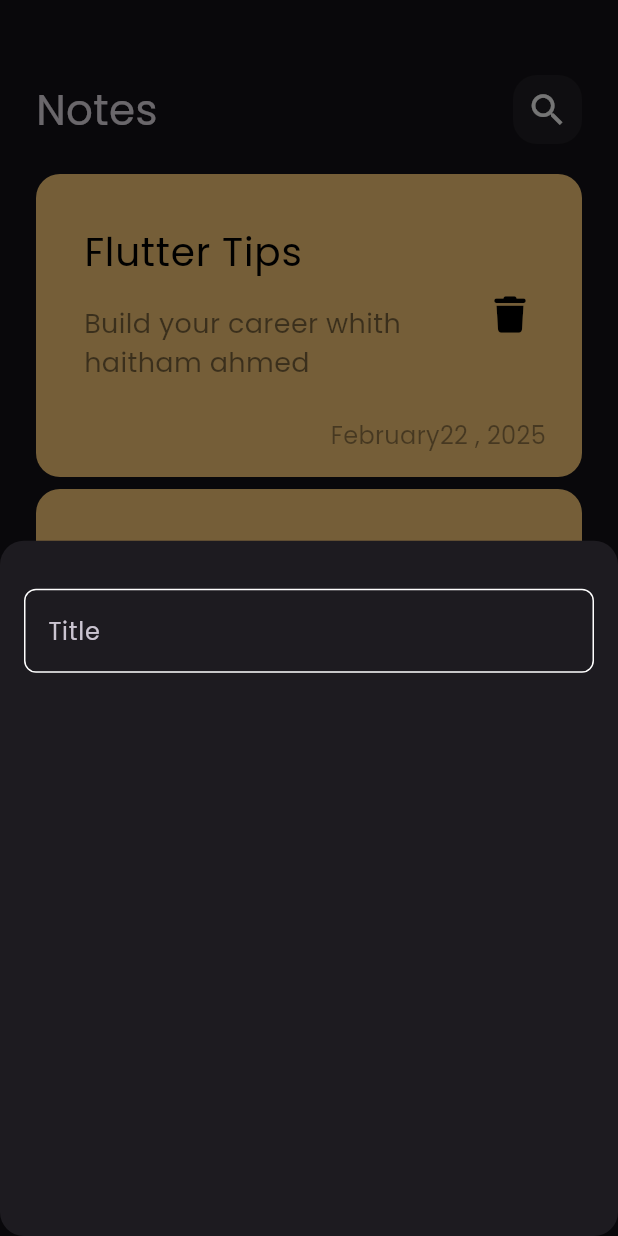
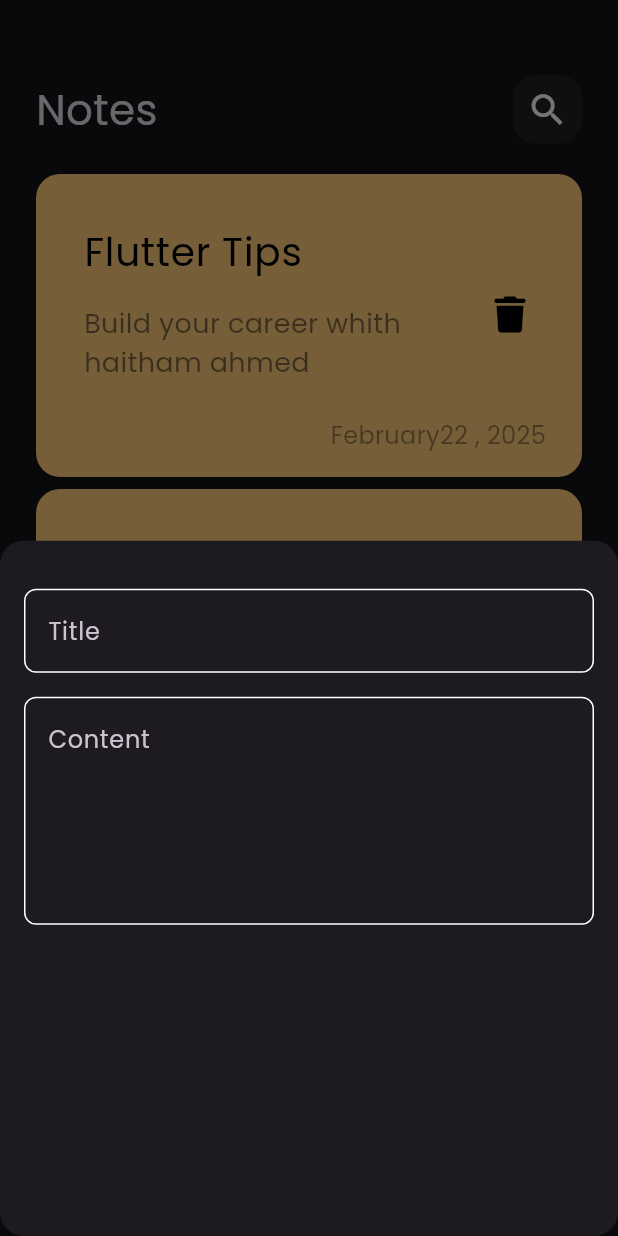
Before and after one commit to Haitham-Ahmed/notes_app, a Flutter app: the screen it shows after launch, after a tap on the "add" icon, on a phone screen of 412 x 824 dp. Run offline on Flutter 3.47's test engine with Material 3 defaults, Android fonts, the phone set to English and light mode, and no system bars; our stand-ins replace font_awesome_flutter.

Commit message:
add fields to bottom sheet

```diff
--- a/lib/widgets/add_note_bottom_sheet.dart
+++ b/lib/widgets/add_note_bottom_sheet.dart
@@ -9,9 +9,17 @@ class AddNoteBottomSheet extends StatelessWidget {
     return Padding(
       padding: const EdgeInsets.symmetric(horizontal: 16,),
       child: Column(
-        children: [
+        children: const [
           SizedBox(height: 32,),
-          CustomTextField(),
+          CustomTextField(
+            hint: 'Title',
+
+          ),
+          SizedBox(height: 16,),
+           CustomTextField(
+            hint: 'Content',
+            maxLines: 5,
+          ),
 
         ],
       ),
--- a/lib/widgets/custom_text_field.dart
+++ b/lib/widgets/custom_text_field.dart
@@ -1,15 +1,18 @@
 import 'package:flutter/material.dart';
 import 'package:notes_app/widgets/constants.dart';
 
-class CustomTextField extends StatelessWidget{
-  const CustomTextField ({super.key});
+class CustomTextField extends StatelessWidget {
+  const CustomTextField({super.key, required this.hint, this.maxLines = 1});
 
+  final String hint;
+  final int maxLines;
   @override
   Widget build(BuildContext context) {
     return TextField(
       cursorColor: KPrimaryColor,
+      maxLines: maxLines,
       decoration: InputDecoration(
-        hintText: 'Title',
+        hintText: hint,
         // hintStyle: const TextStyle(
         // color: KPrimaryColor,
         // ),
@@ -22,10 +25,10 @@ class CustomTextField extends StatelessWidget{
 
   OutlineInputBorder buildBorder([color]) {
     return OutlineInputBorder(
-        borderRadius: BorderRadius.circular(8),
-        borderSide: BorderSide(
-          color: color ?? Colors.white,
-        ),
-      );
+      borderRadius: BorderRadius.circular(8),
+      borderSide: BorderSide(
+        color: color ?? Colors.white,
+      ),
+    );
   }
 }
```
